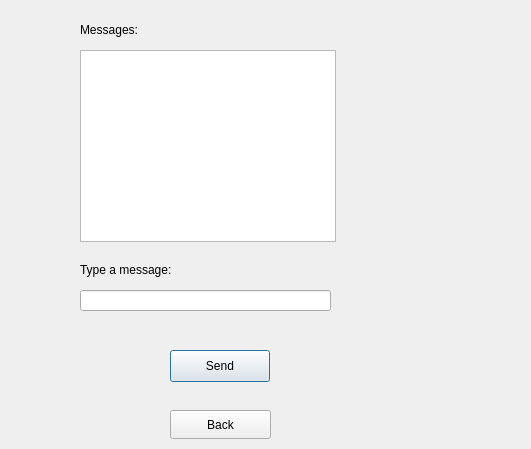
Before: the Qt Designer form ChatApp/chatwindow.ui in MoazMostafaAzab/cs2-lab-project, drawn with Qt 5.
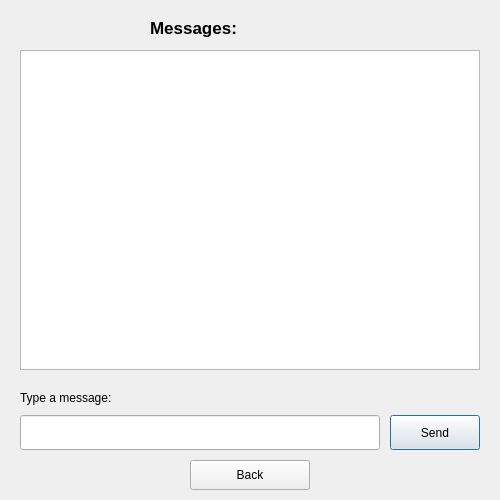
After: the same form once the commit is applied.

```diff
--- a/ChatApp/chatwindow.ui
+++ b/ChatApp/chatwindow.ui
@@ -6,8 +6,8 @@
    <rect>
     <x>0</x>
     <y>0</y>
-    <width>531</width>
-    <height>449</height>
+    <width>500</width>
+    <height>500</height>
    </rect>
   </property>
   <property name="windowTitle">
@@ -16,30 +16,30 @@
   <widget class="QTextBrowser" name="chatDisplay">
    <property name="geometry">
     <rect>
-     <x>80</x>
+     <x>20</x>
      <y>50</y>
-     <width>256</width>
-     <height>192</height>
+     <width>460</width>
+     <height>320</height>
     </rect>
    </property>
   </widget>
   <widget class="QLineEdit" name="messageInput">
    <property name="geometry">
     <rect>
-     <x>80</x>
-     <y>290</y>
-     <width>251</width>
-     <height>21</height>
+     <x>20</x>
+     <y>415</y>
+     <width>360</width>
+     <height>35</height>
     </rect>
    </property>
   </widget>
   <widget class="QPushButton" name="sendButton">
    <property name="geometry">
     <rect>
-     <x>170</x>
-     <y>350</y>
-     <width>100</width>
-     <height>32</height>
+     <x>390</x>
+     <y>415</y>
+     <width>90</width>
+     <height>35</height>
     </rect>
    </property>
    <property name="text">
@@ -49,12 +49,18 @@
   <widget class="QLabel" name="label">
    <property name="geometry">
     <rect>
-     <x>80</x>
-     <y>20</y>
-     <width>111</width>
-     <height>20</height>
+     <x>150</x>
+     <y>15</y>
+     <width>200</width>
+     <height>25</height>
     </rect>
    </property>
+   <property name="font">
+    <font>
+     <pointsize>13</pointsize>
+     <bold>true</bold>
+    </font>
+   </property>
    <property name="text">
     <string>Messages: </string>
    </property>
@@ -62,10 +68,10 @@
   <widget class="QLabel" name="label_2">
    <property name="geometry">
     <rect>
-     <x>80</x>
-     <y>260</y>
-     <width>111</width>
-     <height>20</height>
+     <x>20</x>
+     <y>385</y>
+     <width>120</width>
+     <height>25</height>
     </rect>
    </property>
    <property name="text">
@@ -75,10 +81,10 @@
   <widget class="QPushButton" name="pushButton_chatwindowBack">
    <property name="geometry">
     <rect>
-     <x>170</x>
-     <y>410</y>
-     <width>101</width>
-     <height>29</height>
+     <x>190</x>
+     <y>460</y>
+     <width>120</width>
+     <height>30</height>
     </rect>
    </property>
    <property name="text">
```
Left out of the diff: 2 changed lines with no effect on the pictures.
